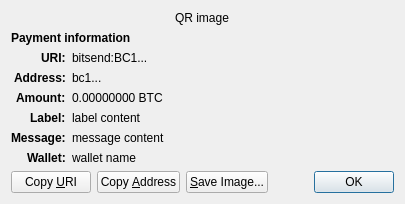
First picture: the form in src/qt/forms/receiverequestdialog.ui, repository LIMXTEC/BitSend, before the edit.
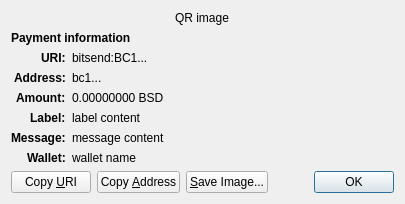
Second picture: the form after the edit. Custom widgets are drawn as their Qt base class.

Diff of the .ui file:
```diff
--- a/src/qt/forms/receiverequestdialog.ui
+++ b/src/qt/forms/receiverequestdialog.ui
@@ -126,7 +126,7 @@
    <item row="4" column="1" alignment="Qt::AlignTop">
     <widget class="QLabel" name="amount_content">
      <property name="text">
-      <string notr="true">0.00000000 BTC</string>
+      <string notr="true">0.00000000 BSD</string>
      </property>
      <property name="textFormat">
       <enum>Qt::PlainText</enum>
```
